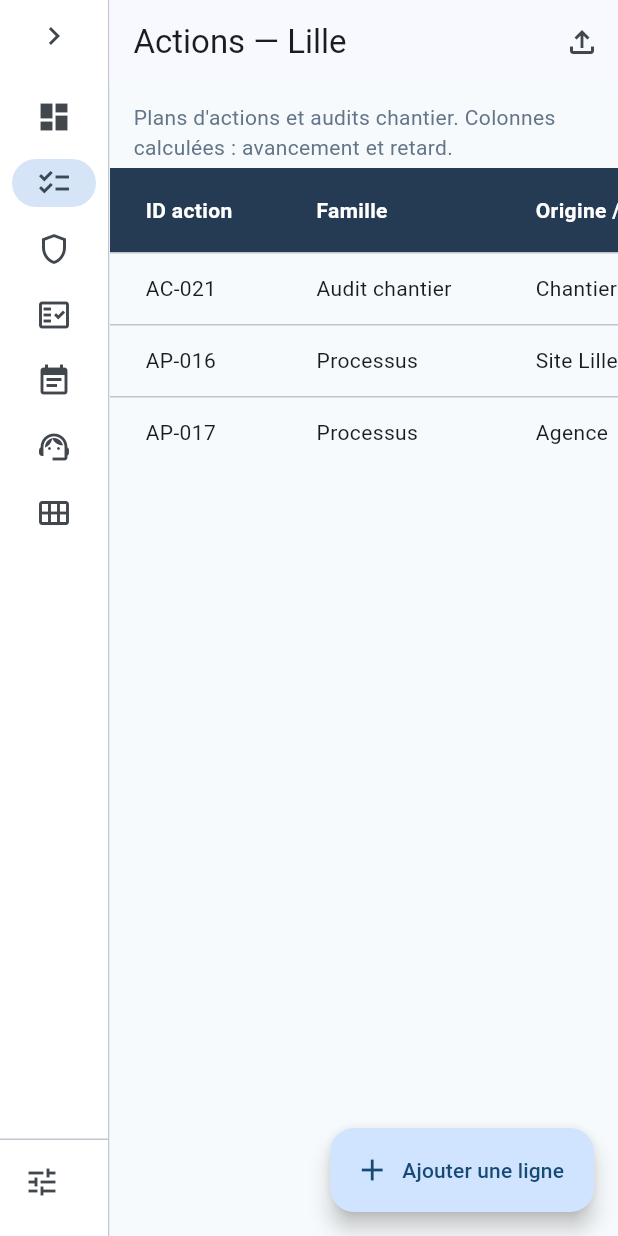
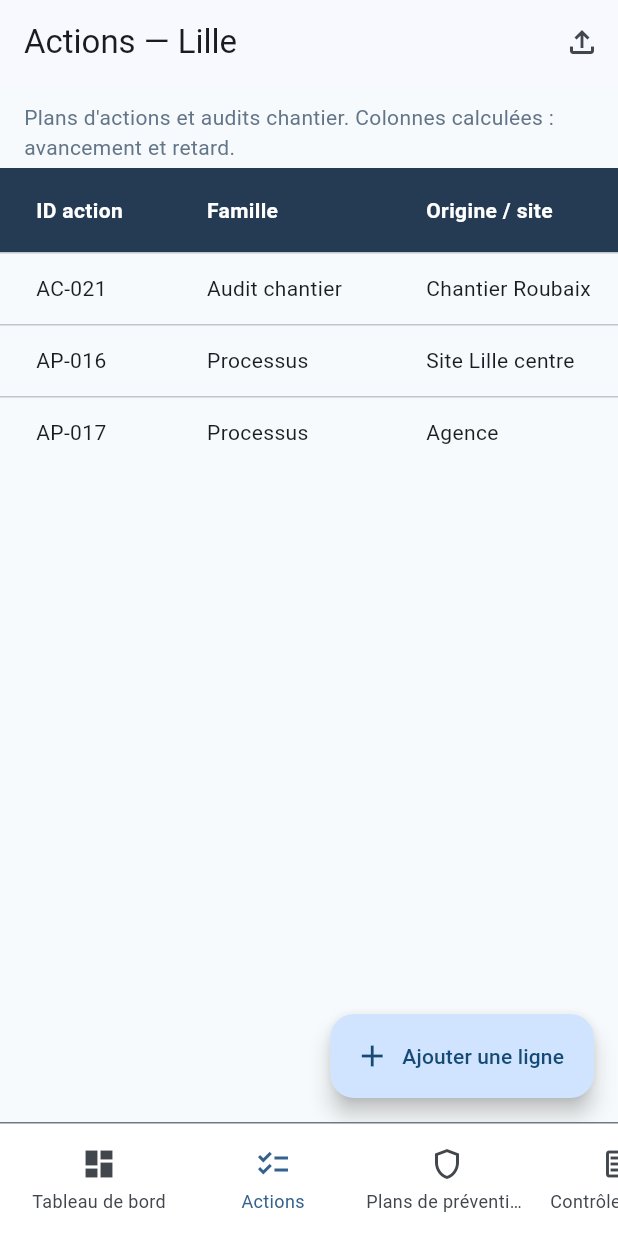
Before and after one commit to momperousse66-cmyk/TdB-QSE, a Flutter app: the screen it shows after launch, after a tap on "Actions", on a phone screen of 412 x 824 dp. Run offline on Flutter 3.47's test engine with Material 3 defaults, Android fonts, the phone set to English and light mode, and no system bars; our stand-ins replace file_picker, fl_chart; missing offline and left inert: excel.

Commit message:
Move navigation to bottom horizontal panel

```diff
--- a/flutter_app/lib/screens/home_screen.dart
+++ b/flutter_app/lib/screens/home_screen.dart
@@ -9,8 +9,8 @@ import 'plans_prevention_screen.dart';
 import 'reclamations_screen.dart';
 import 'suivi_mensuel_screen.dart';
 
-/// Coquille de navigation : un tiroir latéral donne accès au tableau de bord
-/// et aux six registres modifiables, plus les options (villes/objectifs).
+/// Coquille de navigation : un panneau inférieur horizontal donne accès au
+/// tableau de bord, aux registres modifiables et aux options.
 class HomeScreen extends StatefulWidget {
   const HomeScreen({super.key});
 
@@ -20,7 +20,6 @@ class HomeScreen extends StatefulWidget {
 
 class _HomeScreenState extends State<HomeScreen> {
   int _index = 0;
-  bool _railExpanded = false;
 
   static const _pages = [
     DashboardScreen(),
@@ -46,55 +45,76 @@ class _HomeScreenState extends State<HomeScreen> {
   @override
   Widget build(BuildContext context) {
     return Scaffold(
-      body: Row(
+      body: Column(
         children: [
+          Expanded(child: _pages[_index]),
           SafeArea(
-            child: AnimatedContainer(
-              duration: const Duration(milliseconds: 180),
-              width: _railExpanded ? 240 : 72,
-              color: Theme.of(context).colorScheme.surfaceContainerLowest,
-              child: Column(
-                children: [
-                  Align(
-                    alignment: _railExpanded ? Alignment.centerRight : Alignment.center,
-                    child: IconButton(
-                      tooltip: _railExpanded ? 'Rétracter le menu' : 'Déployer le menu',
-                      icon: Icon(_railExpanded ? Icons.chevron_left : Icons.chevron_right),
-                      onPressed: () => setState(() => _railExpanded = !_railExpanded),
-                    ),
-                  ),
-                  Expanded(
-                    child: NavigationRail(
-                      selectedIndex: _index < _items.length ? _index : null,
-                      onDestinationSelected: (i) => setState(() => _index = i),
-                      extended: _railExpanded,
-                      labelType: _railExpanded ? null : NavigationRailLabelType.none,
-                      backgroundColor: Colors.transparent,
-                      destinations: [
-                        for (final it in _items)
-                          NavigationRailDestination(icon: Icon(it.$1), label: Text(it.$2)),
-                      ],
-                    ),
-                  ),
-                  const Divider(height: 1),
-                  Tooltip(
-                    message: 'Options',
-                    child: ListTile(
+            top: false,
+            child: Container(
+              height: 76,
+              decoration: BoxDecoration(
+                color: Theme.of(context).colorScheme.surfaceContainerLowest,
+                border: Border(top: BorderSide(color: Theme.of(context).dividerColor)),
+              ),
+              child: SingleChildScrollView(
+                scrollDirection: Axis.horizontal,
+                padding: const EdgeInsets.symmetric(horizontal: 8, vertical: 6),
+                child: Row(
+                  children: [
+                    for (var i = 0; i < _items.length; i++)
+                      _BottomNavItem(
+                        icon: _items[i].$1,
+                        label: _items[i].$2,
+                        selected: _index == i,
+                        onTap: () => setState(() => _index = i),
+                      ),
+                    const VerticalDivider(width: 24, indent: 8, endIndent: 8),
+                    _BottomNavItem(
+                      icon: Icons.tune,
+                      label: 'Options',
                       selected: _index == _pages.length - 1,
-                      leading: const Icon(Icons.tune),
-                      title: _railExpanded ? const Text('Options') : null,
                       onTap: () => setState(() => _index = _pages.length - 1),
                     ),
-                  ),
-                  const SizedBox(height: 8),
-                ],
+                  ],
+                ),
               ),
             ),
           ),
-          const VerticalDivider(width: 1),
-          Expanded(child: _pages[_index]),
         ],
       ),
     );
   }
 }
+
+class _BottomNavItem extends StatelessWidget {
+  final IconData icon;
+  final String label;
+  final bool selected;
+  final VoidCallback onTap;
+
+  const _BottomNavItem({required this.icon, required this.label, required this.selected, required this.onTap});
+
+  @override
+  Widget build(BuildContext context) {
+    final color = selected ? Theme.of(context).colorScheme.primary : Theme.of(context).colorScheme.onSurfaceVariant;
+    return Padding(
+      padding: const EdgeInsets.symmetric(horizontal: 4),
+      child: InkWell(
+        borderRadius: BorderRadius.circular(10),
+        onTap: onTap,
+        child: SizedBox(
+          width: 108,
+          height: 64,
+          child: Column(
+            mainAxisAlignment: MainAxisAlignment.center,
+            children: [
+              Icon(icon, color: color),
+              const SizedBox(height: 4),
+              Text(label, overflow: TextOverflow.ellipsis, style: TextStyle(color: color, fontSize: 12)),
+            ],
+          ),
+        ),
+      ),
+    );
+  }
+}
```
